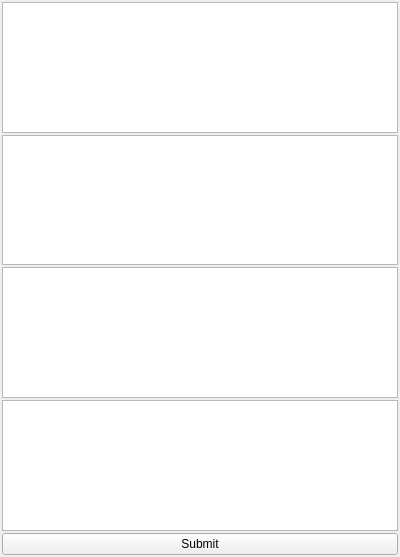
Old version of the form src/piced/TextWindow.ui in the repository eliemichel/RayStep.
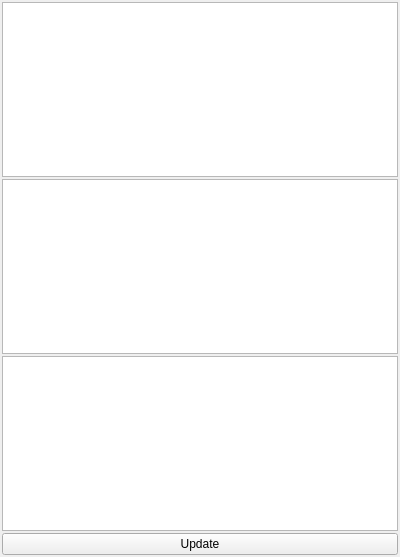
New version of the form. Custom widgets are drawn as their Qt base class.

Patch:
```diff
--- a/src/piced/TextWindow.ui
+++ b/src/piced/TextWindow.ui
@@ -45,20 +45,13 @@
    <item>
     <widget class="QTreeView" name="propertiesView"/>
    </item>
-   <item>
-    <widget class="QPlainTextEdit" name="shaderEdit">
-     <property name="lineWrapMode">
-      <enum>QPlainTextEdit::NoWrap</enum>
-     </property>
-    </widget>
-   </item>
    <item>
     <widget class="QTreeView" name="uniformsView"/>
    </item>
    <item>
     <widget class="QPushButton" name="submitButton">
      <property name="text">
-      <string>Submit</string>
+      <string>Update</string>
      </property>
     </widget>
    </item>
```
